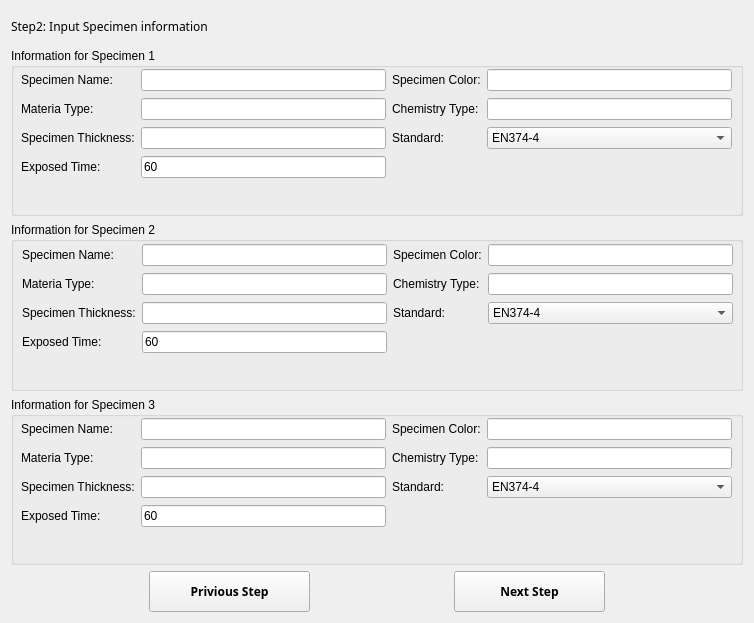
Before: the Qt Designer form Ui/sample_information_input.ui in tahyuu/glove_test, drawn with Qt 5.
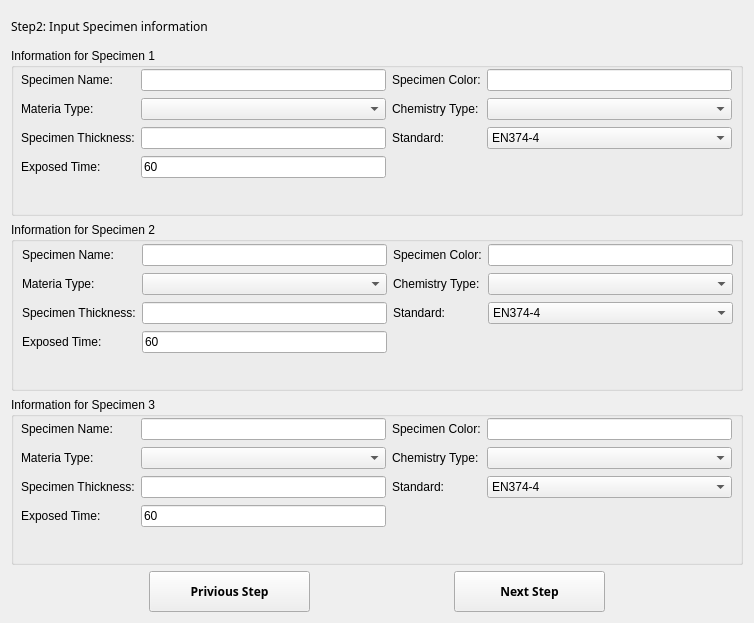
After: the same form once the commit is applied. Icons and pictures are not drawn.

Commit message: change ctype mtype to combox

The edit to the form file:
```diff
--- a/Ui/sample_information_input.ui
+++ b/Ui/sample_information_input.ui
@@ -84,9 +84,6 @@
          </property>
         </widget>
        </item>
-       <item row="1" column="1">
-        <widget class="QLineEdit" name="le_1_mtype"/>
-       </item>
        <item row="1" column="2">
         <widget class="QLabel" name="label_5">
          <property name="text">
@@ -94,13 +91,6 @@
          </property>
         </widget>
        </item>
-       <item row="1" column="3">
-        <widget class="QLineEdit" name="le_1_ctype">
-         <property name="text">
-          <string/>
-         </property>
-        </widget>
-       </item>
        <item row="2" column="0">
         <widget class="QLabel" name="label_3">
          <property name="text">
@@ -150,6 +140,12 @@
          </property>
         </widget>
        </item>
+       <item row="1" column="1">
+        <widget class="QComboBox" name="cb_1_mtype"/>
+       </item>
+       <item row="1" column="3">
+        <widget class="QComboBox" name="cb_1_ctype"/>
+       </item>
       </layout>
      </widget>
     </widget>
@@ -200,9 +196,6 @@
          </property>
         </widget>
        </item>
-       <item row="1" column="1">
-        <widget class="QLineEdit" name="le_2_mtype"/>
-       </item>
        <item row="1" column="2">
         <widget class="QLabel" name="label_10">
          <property name="text">
@@ -210,13 +203,6 @@
          </property>
         </widget>
        </item>
-       <item row="1" column="3">
-        <widget class="QLineEdit" name="le_2_ctype">
-         <property name="text">
-          <string/>
-         </property>
-        </widget>
-       </item>
        <item row="2" column="0">
         <widget class="QLabel" name="label_11">
          <property name="text">
@@ -266,6 +252,12 @@
          </property>
         </widget>
        </item>
+       <item row="1" column="1">
+        <widget class="QComboBox" name="cb_2_mtype"/>
+       </item>
+       <item row="1" column="3">
+        <widget class="QComboBox" name="cb_2_ctype"/>
+       </item>
       </layout>
      </widget>
     </widget>
@@ -316,9 +308,6 @@
          </property>
         </widget>
        </item>
-       <item row="1" column="1">
-        <widget class="QLineEdit" name="le_3_mtype"/>
-       </item>
        <item row="1" column="2">
         <widget class="QLabel" name="label_22">
          <property name="text">
@@ -326,13 +315,6 @@
          </property>
         </widget>
        </item>
-       <item row="1" column="3">
-        <widget class="QLineEdit" name="le_3_ctype">
-         <property name="text">
-          <string/>
-         </property>
-        </widget>
-       </item>
        <item row="2" column="0">
         <widget class="QLabel" name="label_23">
          <property name="text">
@@ -385,6 +367,12 @@
          </property>
         </widget>
        </item>
+       <item row="1" column="1">
+        <widget class="QComboBox" name="cb_3_mtype"/>
+       </item>
+       <item row="1" column="3">
+        <widget class="QComboBox" name="cb_3_ctype"/>
+       </item>
       </layout>
      </widget>
     </widget>
```
Left out of the diff: 12 changed lines with no effect on the pictures. The commit also changes 3 other files.
